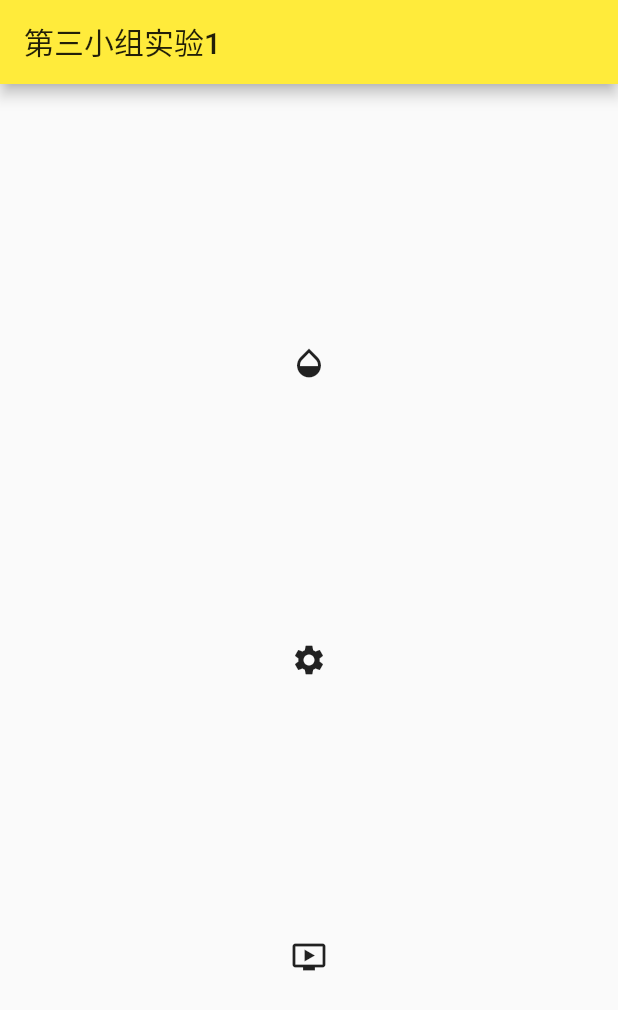
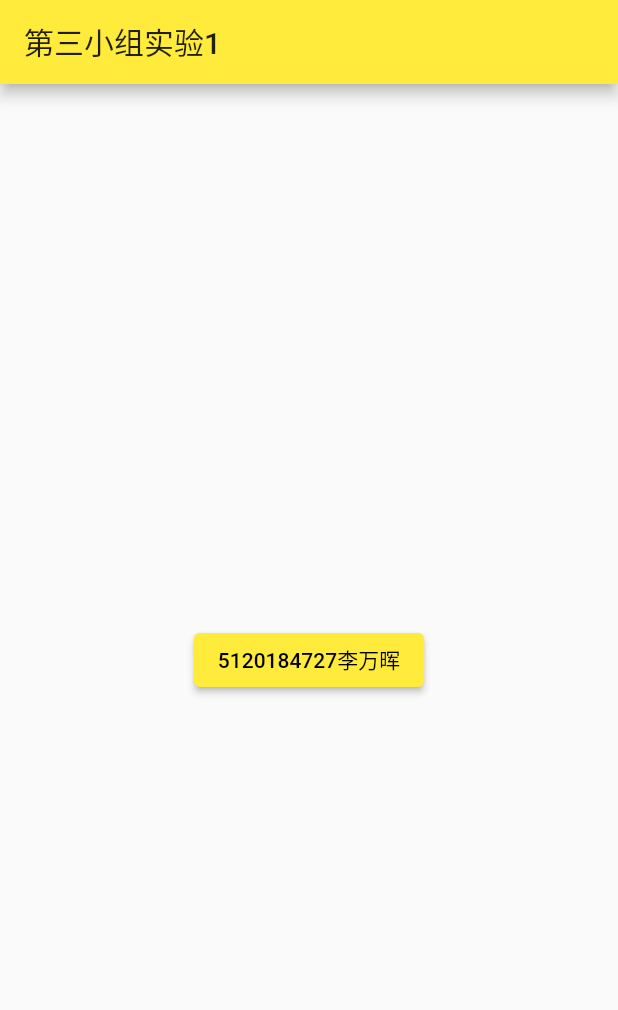
Before and after one commit to Q574310511/Mobile-Network, a Flutter app: the screen it shows after launch, on a phone screen of 412 x 824 dp. Shown: the top 1010 px of the screen. Run offline on Flutter 3.47's test engine with Material 2 defaults, Android fonts, the phone set to English and light mode, and no system bars.

Commit message:
提交测试

```diff
--- a/lib/main.dart
+++ b/lib/main.dart
@@ -115,6 +115,7 @@
 //
 
 import 'package:flutter/material.dart';
+import 'package:flutterapp/5120184727/login_01.dart';
 void main()
 {
   runApp(MyApp());
@@ -143,9 +144,11 @@ class MyWidget extends StatelessWidget{
       child:Column(
         mainAxisAlignment: MainAxisAlignment.spaceEvenly,
       children: [
-        Icon(Icons.opacity),
-        Icon(Icons.settings),
-        Icon(Icons.ondemand_video),
+        ElevatedButton(
+          child:Text('5120184727李万晖'),
+          onPressed: (){Navigator.push(context,MaterialPageRoute(builder: (context)=>login_01()));
+          },
+        )
       ],
     ));
   }
```
Also changed, not shown: lib/5120184727/login_01.dart (added, +10 -0 lines).
